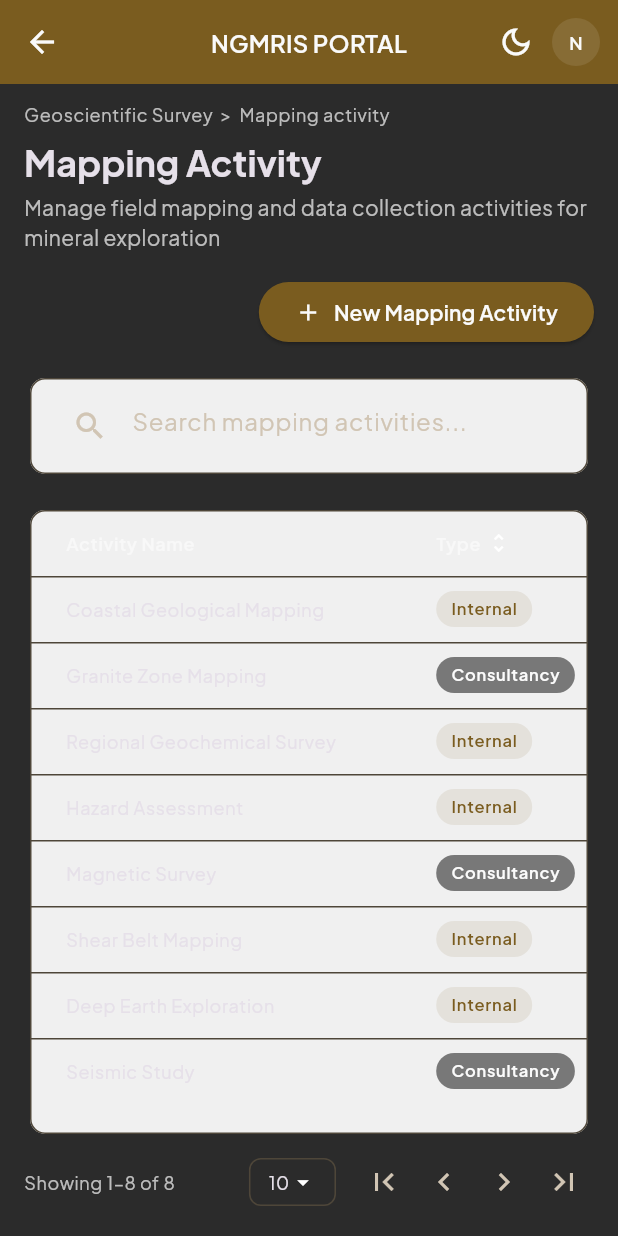
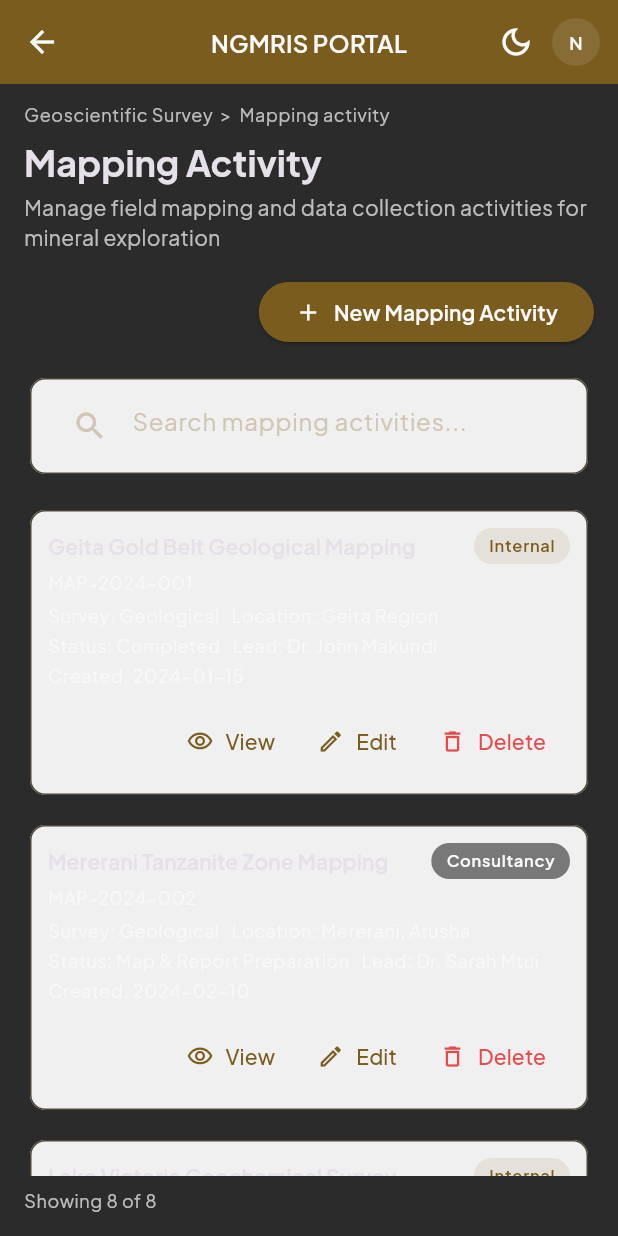
Before and after one commit to jlungo/madini_mobile, a Flutter app: the GeoscientificMappingListPage screen opened by its route, on a phone screen of 412 x 824 dp. Run offline on Flutter 3.47's test engine with Material 3 defaults, Android fonts, the phone set to English and light mode, and no system bars; our stand-ins replace dartz, dio, flutter_dotenv, flutter_secure_storage, go_router, google_fonts; accounts and stored records are empty.

Commit message:
feat: enhance geoscientific survey pages with new routing and search functionality
- Added new routes for mapping activity detail and edit pages.
- Refactored GeoscientificMappingListPage to a StatefulWidget with search capabilities.
- Introduced placeholder pages for mapping activity detail and edit views.

```diff
--- a/lib/core/config/router_config.dart
+++ b/lib/core/config/router_config.dart
@@ -9,8 +9,10 @@
 import '../../features/home/presentation/pages/switchboard_page.dart';
 import '../../features/dashboard/presentation/pages/dashboard_page.dart';
 import '../../features/datashop/presentation/pages/datashop_page.dart';
+import '../../features/geoscientific_survey/presentation/pages/geoscientific_mapping_create_page.dart';
 import '../../features/geoscientific_survey/presentation/pages/geoscientific_mapping_list_page.dart';
-import '../../features/geoscientific_survey/presentation/pages/geoscientific_mapping_create_page.dart';
+import '../../features/geoscientific_survey/presentation/pages/mapping_activity_detail_placeholder_page.dart';
+import '../../features/geoscientific_survey/presentation/pages/mapping_activity_edit_placeholder_page.dart';
 
 final GlobalKey<NavigatorState> rootNavigatorKey = GlobalKey<NavigatorState>();
 
@@ -76,6 +78,22 @@
           builder: (context, state) =>
               const GeoscientificMappingCreatePage(),
         ),
+        GoRoute(
+          path: 'mapping-activity/:id',
+          name: 'geoscientific-mapping-detail',
+          builder: (context, state) =>
+              MappingActivityDetailPlaceholderPage(
+            activityId: state.pathParameters['id'] ?? '',
+          ),
+        ),
+        GoRoute(
+          path: 'mapping/:id/edit',
+          name: 'geoscientific-mapping-edit',
+          builder: (context, state) =>
+              MappingActivityEditPlaceholderPage(
+            activityId: state.pathParameters['id'] ?? '',
+          ),
+        ),
       ],
     ),
   ],
--- a/lib/features/geoscientific_survey/presentation/pages/geoscientific_mapping_list_page.dart
+++ b/lib/features/geoscientific_survey/presentation/pages/geoscientific_mapping_list_page.dart
@@ -1,23 +1,134 @@
 import 'package:flutter/material.dart';
 import 'package:go_router/go_router.dart';
+import 'package:provider/provider.dart';
 
+import '../../../../shared/widgets/app_button.dart';
 import '../../../../shared/widgets/app_card.dart';
 import '../../../../shared/widgets/app_scaffold.dart';
-import '../../../../shared/widgets/app_button.dart';
+import '../../domain/entities/mapping_activity_entity.dart';
+import '../controllers/mapping_activity_controller.dart';
 
-class GeoscientificMappingListPage extends StatelessWidget {
+class GeoscientificMappingListPage extends StatefulWidget {
   const GeoscientificMappingListPage({super.key});
+
+  @override
+  State<GeoscientificMappingListPage> createState() =>
+      _GeoscientificMappingListPageState();
+}
+
+class _GeoscientificMappingListPageState
+    extends State<GeoscientificMappingListPage> {
+  final TextEditingController _searchController = TextEditingController();
+  String _searchQuery = '';
+
+  @override
+  void initState() {
+    super.initState();
+    WidgetsBinding.instance.addPostFrameCallback((_) {
+      context.read<MappingActivityController>().loadActivities();
+    });
+    _searchController.addListener(() {
+      setState(() => _searchQuery = _searchController.text.trim().toLowerCase());
+    });
+  }
+
+  @override
+  void dispose() {
+    _searchController.dispose();
+    super.dispose();
+  }
+
+  List<MappingActivityEntity> _filter(
+      List<MappingActivityEntity> activities, String query) {
+    if (query.isEmpty) return activities;
+    return activities.where((a) {
+      return a.activityName.toLowerCase().contains(query) ||
+          a.location.toLowerCase().contains(query) ||
+          a.id.toLowerCase().contains(query) ||
+          a.leadScientist.toLowerCase().contains(query) ||
+          a.status.toLowerCase().contains(query);
+    }).toList();
+  }
+
+  Future<void> _confirmDelete(
+      BuildContext context, MappingActivityController ctrl, String id) async {
+    final confirmed = await showDialog<bool>(
+      context: context,
+      barrierDismissible: false,
+      builder: (ctx) => AlertDialog(
+        title: const Text('Delete Mapping Activity'),
+        content: const Text(
+          'Are you sure you want to delete this mapping activity?',
+        ),
+        actions: [
+          TextButton(
+            onPressed: () => Navigator.of(ctx).pop(false),
+            child: const Text('Cancel'),
+          ),
+          FilledButton(
+            onPressed: () => Navigator.of(ctx).pop(true),
+            style: FilledButton.styleFrom(
+              backgroundColor: Theme.of(ctx).colorScheme.error,
+            ),
+            child: const Text('Delete'),
+          ),
+        ],
+      ),
+    );
+    if (!context.mounted || confirmed != true) return;
+    final ok = await ctrl.deleteActivity(id);
+    if (!context.mounted) return;
+    if (ok) {
+      ScaffoldMessenger.of(context).showSnackBar(
+        const SnackBar(content: Text('Mapping activity deleted')),
+      );
+    } else if (ctrl.hasError) {
+      ScaffoldMessenger.of(context).showSnackBar(
+        SnackBar(content: Text(ctrl.errorMessage ?? 'Delete failed')),
+      );
+      ctrl.clearError();
+    }
+  }
 
   @override
   Widget build(BuildContext context) {
     final theme = Theme.of(context);
 
     return AppScaffold(
-      body: Padding(
+      body: Consumer<MappingActivityController>(
+        builder: (context, ctrl, _) {
+          final filtered = _filter(ctrl.activities, _searchQuery);
+
+          return Padding(
             padding: const EdgeInsets.fromLTRB(16, 12, 16, 16),
             child: Column(
               crossAxisAlignment: CrossAxisAlignment.start,
               children: [
+                if (ctrl.hasError)
+                  Material(
+                    color: theme.colorScheme.errorContainer,
+                    child: Padding(
+                      padding: const EdgeInsets.symmetric(
+                          horizontal: 16, vertical: 12),
+                      child: Row(
+                        children: [
+                          Expanded(
+                            child: Text(
+                              ctrl.errorMessage ?? 'Error',
+                              style: theme.textTheme.bodySmall?.copyWith(
+                                color: theme.colorScheme.onErrorContainer,
+                              ),
+                            ),
+                          ),
+                          TextButton(
+                            onPressed: ctrl.clearError,
+                            child: const Text('Dismiss'),
+                          ),
+                        ],
+                      ),
+                    ),
+                  ),
+                if (ctrl.hasError) const SizedBox(height: 12),
                 Text(
                   'Geoscientific Survey  >  Mapping activity',
                   style: theme.textTheme.bodySmall?.copyWith(
@@ -39,11 +150,13 @@
                   ),
                 ),
                 const SizedBox(height: 16),
-            Align(
-              alignment: Alignment.centerRight,
-              child: AppButton(
-                onPressed: () =>
-                    context.push('/geoscientific-survey/mapping/new'),
+                Row(
+                  children: [
+                    const Spacer(),
+                    AppButton(
+                      onPressed: ctrl.isLoading
+                          ? null
+                          : () => context.push('/geoscientific-survey/mapping/new'),
                       variant: AppButtonVariant.primary,
                       child: Row(
                         mainAxisSize: MainAxisSize.min,
@@ -60,182 +173,181 @@
                         ],
                       ),
                     ),
+                  ],
                 ),
                 const SizedBox(height: 16),
                 AppCard(
                   padding: const EdgeInsets.symmetric(horizontal: 16, vertical: 8),
                   child: TextField(
-                decoration: InputDecoration(
+                    controller: _searchController,
+                    decoration: const InputDecoration(
                       border: InputBorder.none,
-                  prefixIcon: const Icon(Icons.search),
+                      prefixIcon: Icon(Icons.search),
                       hintText: 'Search mapping activities...',
                     ),
                   ),
                 ),
                 const SizedBox(height: 16),
                 Expanded(
-              child: AppCard(padding: EdgeInsets.zero, child: _MappingTable()),
+                  child: ctrl.isLoading && ctrl.activities.isEmpty
+                      ? const Center(child: CircularProgressIndicator())
+                      : filtered.isEmpty
+                          ? Center(
+                              child: Text(
+                                _searchQuery.isEmpty
+                                    ? 'No mapping activities'
+                                    : 'No results for "$_searchQuery"',
+                                style: theme.textTheme.bodyMedium?.copyWith(
+                                  color: theme.colorScheme.onSurface
+                                      .withValues(alpha: 0.7),
+                                ),
+                              ),
+                            )
+                          : ListView.separated(
+                              itemCount: filtered.length,
+                              separatorBuilder: (_, __) =>
+                                  const SizedBox(height: 12),
+                              itemBuilder: (context, index) {
+                                final a = filtered[index];
+                                return _MappingActivityCard(
+                                  activity: a,
+                                  onView: () => context.push(
+                                    '/geoscientific-survey/mapping-activity/${a.id}',
+                                  ),
+                                  onEdit: () => context.push(
+                                    '/geoscientific-survey/mapping/${a.id}/edit',
+                                  ),
+                                  onDelete: () =>
+                                      _confirmDelete(context, ctrl, a.id),
+                                  isLoading: ctrl.isLoading,
+                                );
+                              },
+                            ),
                 ),
                 const SizedBox(height: 8),
-            const _TableFooter(),
+                Text(
+                  'Showing ${filtered.length} of ${ctrl.activities.length}',
+                  style: theme.textTheme.bodySmall?.copyWith(
+                    color: theme.colorScheme.onSurface.withValues(alpha: 0.7),
+                  ),
+                ),
               ],
             ),
+          );
+        },
       ),
     );
   }
 }
 
-class _MappingTable extends StatelessWidget {
-  final List<_MappingRow> rows = const [
-    _MappingRow(
-      name: 'Coastal Geological Mapping',
-      type: 'Internal',
-      surveyType: 'Geological',
-      location: 'Geita',
-    ),
-    _MappingRow(
-      name: 'Granite Zone Mapping',
-      type: 'Consultancy',
-      surveyType: 'Geological',
-      location: 'Meru',
-    ),
-    _MappingRow(
-      name: 'Regional Geochemical Survey',
-      type: 'Internal',
-      surveyType: 'Geochemical',
-      location: 'Lake',
-    ),
-    _MappingRow(
-      name: 'Hazard Assessment',
-      type: 'Internal',
-      surveyType: 'Geohazard',
-      location: 'Dodoma',
-    ),
-    _MappingRow(
-      name: 'Magnetic Survey',
-      type: 'Consultancy',
-      surveyType: 'Geophysical',
-      location: 'Tanga',
-    ),
-    _MappingRow(
-      name: 'Shear Belt Mapping',
-      type: 'Internal',
-      surveyType: 'Geological',
-      location: 'Kigoma',
-    ),
-    _MappingRow(
-      name: 'Deep Earth Exploration',
-      type: 'Internal',
-      surveyType: 'Geochemical',
-      location: 'Singida',
-    ),
-    _MappingRow(
-      name: 'Seismic Study',
-      type: 'Consultancy',
-      surveyType: 'Geophysical',
-      location: 'Kilimanjaro',
-    ),
-  ];
+class _MappingActivityCard extends StatelessWidget {
+  const _MappingActivityCard({
+    required this.activity,
+    required this.onView,
+    required this.onEdit,
+    required this.onDelete,
+    required this.isLoading,
+  });
 
-  const _MappingTable();
+  final MappingActivityEntity activity;
+  final VoidCallback onView;
+  final VoidCallback onEdit;
+  final VoidCallback onDelete;
+  final bool isLoading;
 
   @override
   Widget build(BuildContext context) {
     final theme = Theme.of(context);
+    final smallStyle = theme.textTheme.bodySmall;
+    final muted = theme.colorScheme.onSurface.withValues(alpha: 0.7);
 
-    final headerStyle = theme.textTheme.bodySmall!.copyWith(
+    return AppCard(
+      padding: const EdgeInsets.all(12),
+      child: Column(
+        crossAxisAlignment: CrossAxisAlignment.start,
+        children: [
+          Row(
+            children: [
+              Expanded(
+                child: Text(
+                  activity.activityName,
+                  style: theme.textTheme.titleSmall?.copyWith(
                     fontWeight: FontWeight.w600,
-      color: theme.colorScheme.onSurface.withValues(alpha: 0.7),
-    );
-
-    final rowStyle = theme.textTheme.bodySmall!;
-
-    return SingleChildScrollView(
-      scrollDirection: Axis.horizontal,
-      child: ConstrainedBox(
-        constraints: const BoxConstraints(minWidth: 700),
-        child: SingleChildScrollView(
-          child: DataTable(
-            headingRowHeight: 44,
-            dataRowMinHeight: 40,
-            dataRowMaxHeight: 44,
-            columns: [
-              DataColumn(label: Text('Activity Name', style: headerStyle)),
-              DataColumn(
-                label: Row(
-                  children: [
-                    Text('Type', style: headerStyle),
-                    const SizedBox(width: 4),
-                    const Icon(Icons.unfold_more, size: 16),
+                  ),
+                ),
+              ),
+              _TypeChip(label: activity.activityType),
             ],
           ),
-              ),
-              DataColumn(
-                label: Row(
+          const SizedBox(height: 4),
+          Text(activity.id, style: smallStyle?.copyWith(color: muted)),
+          const SizedBox(height: 6),
+          Wrap(
+            spacing: 8,
+            runSpacing: 4,
             children: [
-                    Text('Survey Type', style: headerStyle),
-                    const SizedBox(width: 4),
-                    const Icon(Icons.unfold_more, size: 16),
+              _LabelValue(label: 'Survey', value: activity.surveyType),
+              _LabelValue(label: 'Location', value: activity.location),
+              _LabelValue(label: 'Status', value: activity.status),
+              _LabelValue(label: 'Lead', value: activity.leadScientist),
+              _LabelValue(label: 'Created', value: activity.createdDate),
             ],
           ),
+          const SizedBox(height: 12),
+          Row(
+            mainAxisAlignment: MainAxisAlignment.end,
+            children: [
+              TextButton.icon(
+                onPressed: isLoading ? null : onView,
+                icon: const Icon(Icons.visibility_outlined, size: 18),
+                label: const Text('View'),
               ),
-              DataColumn(
-                label: Row(
-                  children: [
-                    Text('Location', style: headerStyle),
-                    const SizedBox(width: 4),
-                    const Icon(Icons.unfold_more, size: 16),
+              TextButton.icon(
+                onPressed: isLoading ? null : onEdit,
+                icon: const Icon(Icons.edit_outlined, size: 18),
+                label: const Text('Edit'),
+              ),
+              TextButton.icon(
+                onPressed: isLoading ? null : onDelete,
+                icon: Icon(Icons.delete_outline, size: 18,
+                    color: theme.colorScheme.error),
+                label: Text('Delete',
+                    style: TextStyle(color: theme.colorScheme.error)),
+              ),
             ],
           ),
-              ),
         ],
-            rows: rows
-                .map(
-                  (e) => DataRow(
-                    cells: [
-                      DataCell(Text(e.name, style: rowStyle)),
-                      DataCell(_TypeChip(label: e.type)),
-                      DataCell(Text(e.surveyType, style: rowStyle)),
-                      DataCell(Text(e.location, style: rowStyle)),
-                    ],
-                  ),
-                )
-                .toList(),
-          ),
-        ),
       ),
     );
   }
 }
 
 class _TypeChip extends StatelessWidget {
+  const _TypeChip({required this.label});
+
   final String label;
-
-  const _TypeChip({required this.label});
 
   @override
   Widget build(BuildContext context) {
     final theme = Theme.of(context);
-    final bool isInternal = label.toLowerCase() == 'internal';
-
-    final Color background = isInternal
+    final isInternal = label.toLowerCase() == 'internal';
+    final bg = isInternal
         ? theme.colorScheme.primary.withValues(alpha: 0.1)
         : theme.colorScheme.secondary.withValues(alpha: 0.7);
-
-    final Color foreground = isInternal
+    final fg = isInternal
         ? theme.colorScheme.primary
         : theme.colorScheme.onSecondary;
 
     return Container(
       padding: const EdgeInsets.symmetric(horizontal: 10, vertical: 4),
       decoration: BoxDecoration(
-        color: background,
+        color: bg,
         borderRadius: BorderRadius.circular(20),
       ),
       child: Text(
         label,
         style: theme.textTheme.labelSmall?.copyWith(
-          color: foreground,
+          color: fg,
           fontWeight: FontWeight.w600,
         ),
       ),
@@ -243,71 +355,19 @@
   }
 }
 
-class _MappingRow {
-  final String name;
-  final String type;
-  final String surveyType;
-  final String location;
+class _LabelValue extends StatelessWidget {
+  const _LabelValue({required this.label, required this.value});
 
-  const _MappingRow({
-    required this.name,
-    required this.type,
-    required this.surveyType,
-    required this.location,
-  });
-}
-
-class _TableFooter extends StatelessWidget {
-  const _TableFooter();
+  final String label;
+  final String value;
 
   @override
   Widget build(BuildContext context) {
     final theme = Theme.of(context);
-
-    return Row(
-      children: [
-        Text(
-          'Showing 1–8 of 8',
-          style: theme.textTheme.bodySmall?.copyWith(
-            color: theme.colorScheme.onSurface.withValues(alpha: 0.7),
-          ),
-        ),
-        const Spacer(),
-        Container(
-          padding: const EdgeInsets.symmetric(horizontal: 12, vertical: 6),
-          decoration: BoxDecoration(
-            borderRadius: BorderRadius.circular(8),
-            border: Border.all(color: theme.colorScheme.outlineVariant),
-          ),
-          child: Row(
-            children: [
-              Text('10', style: theme.textTheme.bodySmall),
-              const Icon(Icons.arrow_drop_down, size: 18),
-            ],
-          ),
-        ),
-        const SizedBox(width: 12),
-        IconButton(
-          visualDensity: VisualDensity.compact,
-          onPressed: () {},
-          icon: const Icon(Icons.first_page),
-        ),
-        IconButton(
-          visualDensity: VisualDensity.compact,
-          onPressed: () {},
-          icon: const Icon(Icons.chevron_left),
-        ),
-        IconButton(
-          visualDensity: VisualDensity.compact,
-          onPressed: () {},
-          icon: const Icon(Icons.chevron_right),
-        ),
-        IconButton(
-          visualDensity: VisualDensity.compact,
-          onPressed: () {},
-          icon: const Icon(Icons.last_page),
-        ),
-      ],
+    final muted = theme.colorScheme.onSurface.withValues(alpha: 0.7);
+    return Text(
+      '$label: $value',
+      style: theme.textTheme.bodySmall?.copyWith(color: muted),
     );
   }
 }
--- /dev/null
+++ b/lib/features/geoscientific_survey/presentation/pages/mapping_activity_detail_placeholder_page.dart
@@ -0,0 +1,34 @@
+import 'package:flutter/material.dart';
+import 'package:go_router/go_router.dart';
+
+import '../../../../shared/widgets/app_scaffold.dart';
+
+/// Placeholder for mapping activity detail. Replace with full workflow in TODO 7.
+class MappingActivityDetailPlaceholderPage extends StatelessWidget {
+  const MappingActivityDetailPlaceholderPage({super.key, required this.activityId});
+
+  final String activityId;
+
+  @override
+  Widget build(BuildContext context) {
+    return AppScaffold(
+      title: 'Mapping Activity',
+      body: Center(
+        child: Padding(
+          padding: const EdgeInsets.all(24),
+          child: Column(
+            mainAxisSize: MainAxisSize.min,
+            children: [
+              Text('Detail: $activityId', style: Theme.of(context).textTheme.titleMedium),
+              const SizedBox(height: 16),
+              FilledButton(
+                onPressed: () => context.pop(),
+                child: const Text('Back'),
+              ),
+            ],
+          ),
+        ),
+      ),
+    );
+  }
+}
--- /dev/null
+++ b/lib/features/geoscientific_survey/presentation/pages/mapping_activity_edit_placeholder_page.dart
@@ -0,0 +1,34 @@
+import 'package:flutter/material.dart';
+import 'package:go_router/go_router.dart';
+
+import '../../../../shared/widgets/app_scaffold.dart';
+
+/// Placeholder for mapping activity edit. Replace with full form in TODO 6.
+class MappingActivityEditPlaceholderPage extends StatelessWidget {
+  const MappingActivityEditPlaceholderPage({super.key, required this.activityId});
+
+  final String activityId;
+
+  @override
+  Widget build(BuildContext context) {
+    return AppScaffold(
+      title: 'Edit Mapping Activity',
+      body: Center(
+        child: Padding(
+          padding: const EdgeInsets.all(24),
+          child: Column(
+            mainAxisSize: MainAxisSize.min,
+            children: [
+              Text('Edit: $activityId', style: Theme.of(context).textTheme.titleMedium),
+              const SizedBox(height: 16),
+              FilledButton(
+                onPressed: () => context.pop(),
+                child: const Text('Back'),
+              ),
+            ],
+          ),
+        ),
+      ),
+    );
+  }
+}
```
Lines whose indentation alone changed are shown as unchanged.
